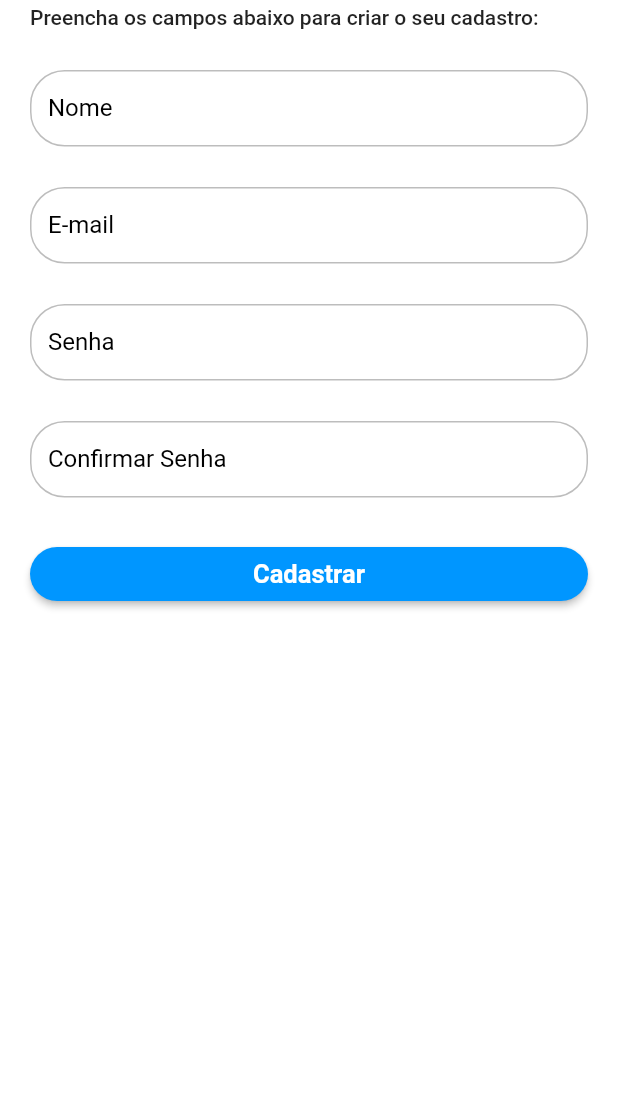
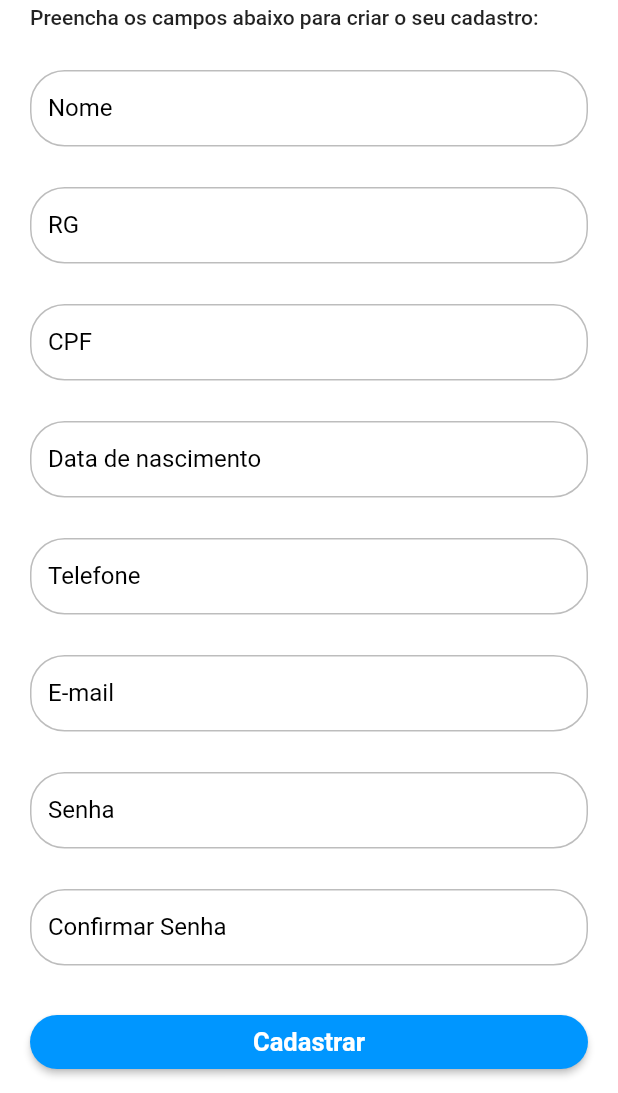
Before and after one commit to Gustavo632a/TCC, a Flutter app: the RegisterPagePaciente screen opened by its route, after a tap on "Cadastrar", on a phone screen of 412 x 824 dp, the part 143-1236 px from its top. Run offline on Flutter 3.47's test engine with Material 2 defaults, Android fonts, the light colour scheme and no system bars; our stand-ins replace get, get_storage; missing offline and left inert: validatorless; accounts and stored records are empty; network calls fail; Roboto replaces fonts that are missing (mplus1).

Commit message:
merge nos branchs

```diff
--- a/lib/App/core/rest_client/rest_client.dart
+++ b/lib/App/core/rest_client/rest_client.dart
@@ -2,7 +2,7 @@ import 'package:get/get.dart';
 
 class RestClient extends GetConnect {
 
-  String _backendBaseUrl = 'http://dartweek.academiadoflutter.com.br';
+  String _backendBaseUrl = '';
 
   RestClient() {
     httpClient.baseUrl = _backendBaseUrl;
--- a/lib/App/modules/auth/identificador/identificador_page.dart
+++ b/lib/App/modules/auth/identificador/identificador_page.dart
@@ -23,12 +23,12 @@ class _IdentificadorPageState extends State<IdentificadorPage> {
           padding: const EdgeInsets.all(80.0),
         child: Stack(
           children: [
-           Align(
+          const Align(
              alignment: Alignment.topCenter,
              child: Text(
                'Escolha seu login:',
               textScaleFactor: 2,
-             ),
+             )
            ),
         Align(
         alignment: Alignment.center,
--- a/lib/App/modules/auth/login/login_clinica/login_controller_clinica.dart
+++ b/lib/App/modules/auth/login/login_clinica/login_controller_clinica.dart
@@ -24,7 +24,7 @@ class LoginControllerClinica extends GetxController with LoaderMixin, MessagesMi
     messageListener(_message);
  }
 
-  Future<void> loginclinica({required String cnpj, required String password}) async {
+  Future<void> loginclini({required String cnpj, required String password}) async {
     try {
       _loading.toggle();
       final userLogged = await _authRepository.loginclinica(cnpj, password);
--- a/lib/App/modules/auth/login/login_clinica/login_page_clinica.dart
+++ b/lib/App/modules/auth/login/login_clinica/login_page_clinica.dart
@@ -89,7 +89,7 @@ class _LoginPageState extends ChangeState<LoginPageClinica, LoginControllerClini
                         onPressed: () {
                           final formValid = _formKey.currentState?.validate() ?? false;
                           if(formValid) {
-                            controller.loginclinica(cnpj: _cnpjEC.text, password: _passwordEC.text);
+                            controller.loginclini(cnpj: _cnpjEC.text, password: _passwordEC.text);
                           }
 
                         },),
--- a/lib/App/modules/auth/login/login_paciente/login_controller_paciente.dart
+++ b/lib/App/modules/auth/login/login_paciente/login_controller_paciente.dart
@@ -24,10 +24,10 @@ class LoginControllerPaciente extends GetxController with LoaderMixin, MessagesM
     messageListener(_message);
  }
 
-  Future<void> login({required String email, required String password}) async {
+  Future<void> loginpaci({required String cpf, required String password}) async {
     try {
       _loading.toggle();
-      final userLogged = await _authRepository.loginpaciente(email, password);
+      final userLogged = await _authRepository.loginpaciente(cpf, password);
 
       final storage = GetStorage();
       storage.write(Constants.USER_KEY , userLogged.id);
--- a/lib/App/modules/auth/register/register_paciente/register_controller_paciente.dart
+++ b/lib/App/modules/auth/register/register_paciente/register_controller_paciente.dart
@@ -25,8 +25,12 @@ with LoaderMixin, MessagesMixin{
     super.onInit();
   }
 
-  Future<void> register({
+  Future<void> registerpaci({
     required String name,
+    required String cpf,
+    required String rg,
+    required String date,
+    required String telefone,
     required String email,
     required String password,
 
@@ -35,9 +39,8 @@ with LoaderMixin, MessagesMixin{
       try {
         _loading.toggle();
 
-        final userLogged = await _authRepositoryPaciente.registerpaciente(name, email, password);
+        final userLogged = await _authRepositoryPaciente.registerpaciente(name, cpf, rg, telefone, date, email, password);
         _loading.toggle();
-
         GetStorage().write(Constants.USER_KEY, userLogged.id);
 
       } on RestClientException catch (e, s) {
--- a/lib/App/modules/auth/register/register_paciente/register_page_paciente.dart
+++ b/lib/App/modules/auth/register/register_paciente/register_page_paciente.dart
@@ -20,6 +20,10 @@ extends ChangeState<RegisterPagePaciente, RegisterControllerPaciente> {
   final _formKey = GlobalKey<FormState>();
   final _nameEC = TextEditingController();
   final _emailEC = TextEditingController();
+  final _cpfEC = TextEditingController();
+  final _telefoneEC = TextEditingController();
+  final _rgEC = TextEditingController();
+  final _dateEC = TextEditingController();
   final _passwordEC = TextEditingController();
 
   @override
@@ -68,6 +72,42 @@ extends ChangeState<RegisterPagePaciente, RegisterControllerPaciente> {
                     height: 27,
                   ),
                   ChangeTextformfield(
+                    label: 'RG',
+                    controller: _rgEC,
+                    validator: Validatorless.required('RG Obrigatório'),
+                    ),
+                  const SizedBox(
+                    height: 27,
+                  ),
+                  ChangeTextformfield(
+                    label: 'CPF',
+                    controller: _cpfEC,
+                    validator: Validatorless.required('CPF Obrigatório'),
+                    ),
+                  const SizedBox(
+                    height: 27,
+                  ),
+                  ChangeTextformfield(
+                    label: 'Data de nascimento',
+                    controller: _dateEC,
+                    validator: Validatorless.multiple([
+                    Validatorless.required('Data de nascimento Obrigatório'),
+                    Validatorless.date('Data inválida'),
+                    ],
+                    ),
+                  ),
+                  const SizedBox(
+                    height: 27,
+                  ),
+                  ChangeTextformfield(
+                    label: 'Telefone',
+                    controller: _telefoneEC,
+                    validator: Validatorless.required('Telefone Obrigatório'),
+                    ),
+                  const SizedBox(
+                    height: 27,
+                  ),
+                  ChangeTextformfield(
                     label: 'E-mail',
                     controller: _emailEC,
                     validator: Validatorless.multiple([
@@ -83,7 +123,7 @@ extends ChangeState<RegisterPagePaciente, RegisterControllerPaciente> {
                     controller: _passwordEC,
                     obscureText: true,
                     validator: Validatorless.multiple([
-                      Validatorless.required('Password Obrigatório'),
+                      Validatorless.required('Senha Obrigatório'),
                       Validatorless.min(6, 'Senha deve conter pelo menos 6 caracteres')
                     ]
                     ),
@@ -109,9 +149,13 @@ extends ChangeState<RegisterPagePaciente, RegisterControllerPaciente> {
                       onPressed: () {
                         final formValid =  _formKey.currentState?.validate() ?? false;
                         if(formValid) {
-                          controller.register(
+                          controller.registerpaci(
                             name: _nameEC.text,
                             email: _emailEC.text,
+                            cpf: _cpfEC.text,
+                            rg: _rgEC.text,
+                            telefone: _telefoneEC.text,
+                            date: _dateEC.text,
                             password: _passwordEC.text);
                         }
                       },
--- a/lib/App/modules/splash/splash_page.dart
+++ b/lib/App/modules/splash/splash_page.dart
@@ -12,7 +12,7 @@ class SplashPage extends StatelessWidget {
         color: const Color(0xFF4DBCE9),
         child: Stack(
           children: [
-           Align(
+         const  Align(
              alignment: Alignment.center,
              child: Text(
                'Bem-vindo(a)!',
--- a/lib/App/repositories/auth/auth_repository.dart
+++ b/lib/App/repositories/auth/auth_repository.dart
@@ -2,9 +2,12 @@ import 'package:vakinha_burger_mobile/App/models/user_model.dart';
 
 abstract class AuthRepositoryClinica{
     Future<UserModelClinica> loginclinica(String cnpj, String password);
-    Future<UserModelClinica> registerclinica(String name, String cnpj,String email, String password);
+    Future<UserModelClinica> registerclinica(String name, String cep, String rua, String bairro,String telefone, String cnpj,String email, String password);
 }
 abstract class AuthRepositoryPaciente{
-    Future<UserModelPaciente> loginpaciente(String email, String password);
-    Future<UserModelPaciente> registerpaciente(String name, String email, String password);
+    Future<UserModelPaciente> loginpaciente(String cpf, String password);
+    Future<UserModelPaciente> registerpaciente(String name, String rg, String cpf, String telefone, String date, String email, String password);
 }
+abstract class AuthRepositoryMedico {
+  Future<UserModelMedico> registermedico(String name, String especialidade, String horario);
+}
--- a/lib/App/repositories/auth/auth_repository.impl.dart
+++ b/lib/App/repositories/auth/auth_repository.impl.dart
@@ -13,7 +13,7 @@ class AuthRepositoryImplPaciente implements AuthRepositoryPaciente{
     :_restClient = restClient;
 
   @override
-  Future<UserModelPaciente> registerpaciente(String name, String email, String password) async {
+  Future<UserModelPaciente> registerpaciente(String name, String telefone, String date, String cpf, String rg, String email, String password) async {
     final result = await _restClient.post('/auth/registerpaciente', {
       'name': name,
       'email': email,
@@ -67,7 +67,7 @@ class AuthRepositoryImplClinica implements AuthRepositoryClinica{
     :_restClient = restClient;
 
   @override
-  Future<UserModelClinica> registerclinica(String name, String cnpj, String email, String password) async {
+  Future<UserModelClinica> registerclinica(String name, String cnpj, String email, String cep, String rua, String bairro, String telefone, String password) async {
     final result = await _restClient.post('/auth/registerclinica', {
       'name': name,
       'email': email,
@@ -76,7 +76,7 @@ class AuthRepositoryImplClinica implements AuthRepositoryClinica{
     });
 
     if(result.hasError) {
-      var message = 'Erro ao registrar o usuário';
+      var message = 'Erro ao registrar clínica';
       if(result.statusCode == 400)  {
         message = result.body['Error'];
       }
@@ -103,11 +103,11 @@ class AuthRepositoryImplClinica implements AuthRepositoryClinica{
         throw UserNotFoundException();
       }
 
-      log('Erro ao autenticar o usuário (${result.statusCode})',
+      log('Erro ao autenticar a clínica (${result.statusCode})',
       error: result.statusText,
       stackTrace: StackTrace.current,
       );
-      throw RestClientException('Erro ao autenticar o usuário');
+      throw RestClientException('Erro ao autenticar a clínica');
     }
 
     return UserModelClinica.fromMap(result.body);
--- a/pubspec.yaml
+++ b/pubspec.yaml
@@ -33,6 +33,8 @@ dependencies:
   get_storage: ^2.0.3
   validatorless: ^1.2.1
   intl: ^0.17.0
+  scoped_model: ^1.1.0
+  http: ^0.13.4
 
   # The following adds the Cupertino Icons font to your application.
   # Use with the CupertinoIcons class for iOS style icons.
```
Also changed, not shown: lib/App/models/user_model.dart (+68 -1 lines), lib/App/modules/auth/login/login_paciente/login_page_paciente.dart (+6 -7 lines), lib/App/modules/auth/register/register_clinica/register_controller_clinica.dart (+24 -10 lines), lib/App/modules/auth/register/register_clinica/register_page_clinica.dart (+48 -7 lines), pubspec.lock, 2 other files.
